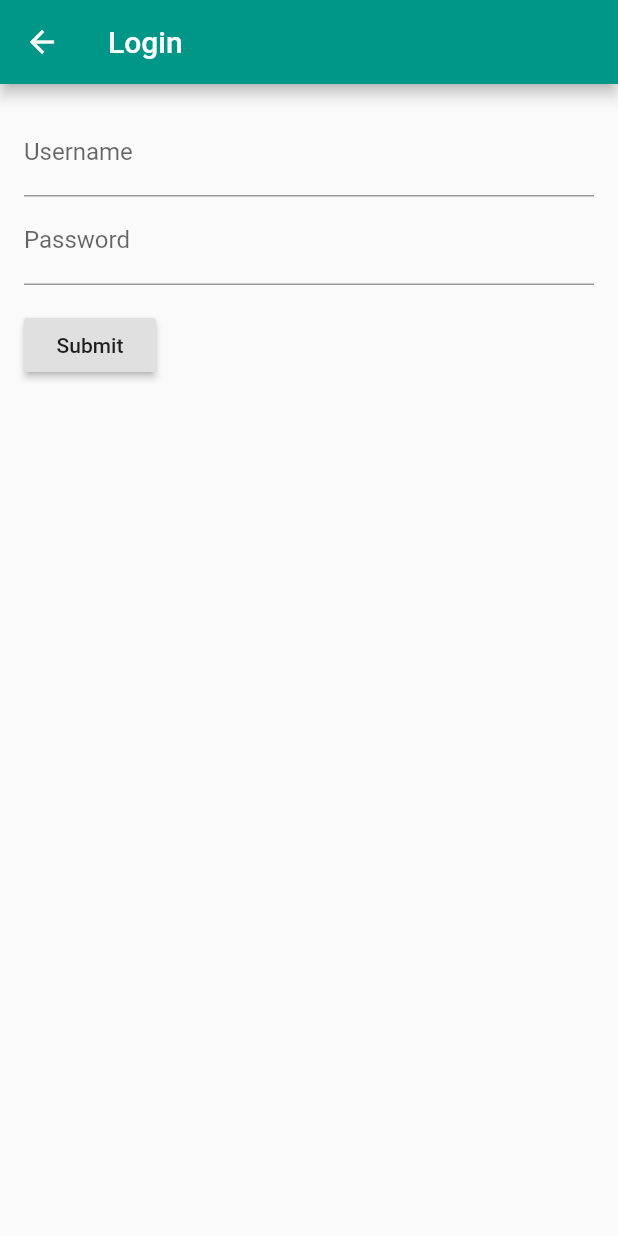
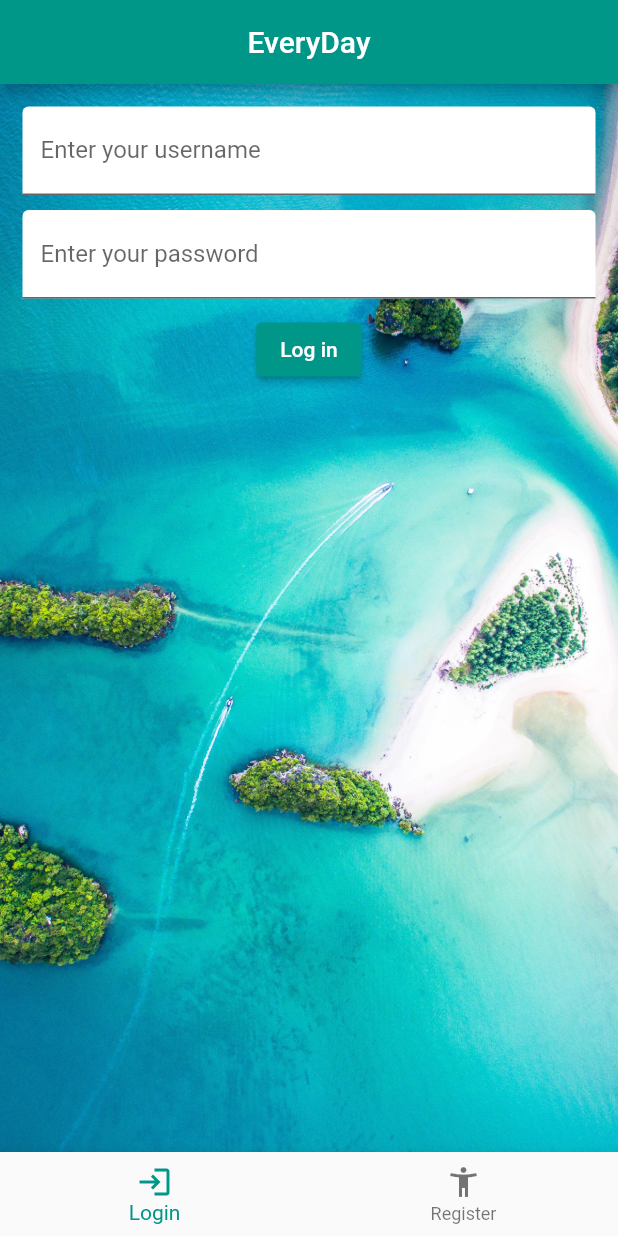
Before and after one commit to AlexBanu77/EveryDay, a Flutter app: the LoginScreen screen opened directly, on a phone screen of 412 x 824 dp. Run offline on Flutter 3.47's test engine with Material 2 defaults, Android fonts, the light colour scheme and no system bars.

Commit message:
ADD: Late night log in fix

```diff
--- a/project/lib/main.dart
+++ b/project/lib/main.dart
@@ -1,6 +1,7 @@
 import 'package:flutter/material.dart';
 import 'package:hello_world/shared/bmi_screen.dart';
 import 'package:hello_world/shared/intro_screen.dart';
+import 'package:hello_world/shared/login_screen.dart';
 
 void main() {
   runApp(const GlobeApp());
@@ -14,10 +15,11 @@ class GlobeApp extends StatelessWidget {
     return MaterialApp(
         theme: ThemeData(primarySwatch: Colors.teal),
         routes: {
+          '/login': (context) => const LoginScreen(),
           '/': (context) => const IntroScreen(),
           '/bmi': (context) => const BmiScreen(),
         },
-        initialRoute: '/',
+        initialRoute: '/login',
         // home: IntroScreen()
     );
   }
--- /dev/null
+++ b/project/lib/shared/login_menu_button.dart
@@ -0,0 +1,29 @@
+import 'package:flutter/material.dart';
+
+class LoginMenuBottom extends StatelessWidget {
+  const LoginMenuBottom({Key? key}) : super(key: key);
+
+  @override
+  Widget build(BuildContext context) {
+    return BottomNavigationBar(
+      onTap: (int index) {
+        switch (index) {
+          case 0:
+            Navigator.pushNamed(context, '/login');
+            break;
+          case 1:
+            Navigator.pushNamed(context, '/register');
+            break;
+        }
+      },
+      items: [
+        BottomNavigationBarItem(
+            icon: Icon(Icons.login),
+            label: 'Login'),
+        BottomNavigationBarItem(
+            icon: Icon(Icons.accessibility_new_sharp),
+            label: 'Register')
+      ],
+    );
+  }
+}
--- a/project/lib/shared/login_screen.dart
+++ b/project/lib/shared/login_screen.dart
@@ -1,62 +1,95 @@
+import 'dart:convert';
+
 import 'package:flutter/material.dart';
+import 'package:hello_world/shared/menu_bottom.dart';
+import 'package:hello_world/shared/menu_drawer.dart';
+import 'package:http/http.dart' as http;
+import 'login_menu_button.dart';
+
+
+var client = http.Client();
+
+Future<bool> checkPass() async {
+  var response = await client.get(
+    'http://192.168.172.24:5001/events/');
+  return true;
+}
 
 class LoginScreen extends StatefulWidget {
+  const LoginScreen({super.key});
+
   @override
-  _LoginScreenState createState() => _LoginScreenState();
+  State<LoginScreen> createState() => _MyCustomFormState();
 }
 
-class _LoginScreenState extends State<LoginScreen> {
-  final _formKey = GlobalKey<FormState>();
-  String _username;
-  String _password;
+class _MyCustomFormState extends State<LoginScreen> {
+  // Create a text controller. Later, use it to retrieve the
+  // current value of the TextField.
+  final userController = TextEditingController();
+  final passwordController = TextEditingController();
+
+  @override
+  void initState() {
+    super.initState();
+  }
+
+  @override
+  void dispose() {
+    // Clean up the controller when the widget is removed from the
+    // widget tree.
+    userController.dispose();
+    passwordController.dispose();
+    client.close();
+    super.dispose();
+  }
 
   @override
   Widget build(BuildContext context) {
     return Scaffold(
-      appBar: AppBar(
-        title: Text('Login'),
-      ),
-      body: Padding(
-        padding: EdgeInsets.all(16.0),
-        child: Form(
-          key: _formKey,
-          child: Column(
-            crossAxisAlignment: CrossAxisAlignment.start,
-            children: <Widget>[
-              TextFormField(
-                decoration: InputDecoration(labelText: 'Username'),
-                validator: (value) {
-                  if (value.isEmpty) {
-                    return 'Please enter your username';
-                  }
-                  return null;
-                },
-                onSaved: (value) => _username = value,
-              ),
-              TextFormField(
-                decoration: InputDecoration(labelText: 'Password'),
-                obscureText: true,
-                validator: (value) {
-                  if (value.isEmpty) {
-                    return 'Please enter your password';
-                  }
-                  return null;
-                },
-                onSaved: (value) => _password = value,
-              ),
-              Padding(
-                padding: const EdgeInsets.symmetric(vertical: 16.0),
-                child: RaisedButton(
-                  onPressed: () {
-                    if (_formKey.currentState.validate()) {
-                      _formKey.currentState.save();
-                      // TODO: Submit credentials to server
-                    }
-                  },
-                  child: Text('Submit'),
-                ),
-              ),
-            ],
+      appBar: AppBar(title: Center(child: Text('EveryDay')), automaticallyImplyLeading: false),
+      bottomNavigationBar: LoginMenuBottom(),
+      body: Container(
+        decoration: const BoxDecoration(
+            image: DecorationImage(
+              image: AssetImage('assets/background_image.jpg'),
+              fit: BoxFit.cover,
+            )),
+        child: Center(
+          child: Container(
+              padding: EdgeInsets.all(15),
+              child: Column(
+                  children: <Widget>[
+                    TextField(
+                      controller: userController,
+                      decoration: const InputDecoration(
+                          border: UnderlineInputBorder(),
+                          labelText: 'Enter your username',
+                          fillColor: Colors.white,
+                          filled: true
+                      ),
+                      style: const TextStyle(color: Colors.black),
+                    ),
+                    const SizedBox(height: 10),
+                    TextField(
+                      controller: passwordController,
+                      decoration: InputDecoration(
+                          border: UnderlineInputBorder(),
+                          labelText: 'Enter your password',
+                          fillColor: Colors.white,
+                          filled: true
+                      ),
+                      style: TextStyle(color: Colors.black),
+                    ),
+                    const SizedBox(height: 10),
+                    ElevatedButton(
+                      onPressed: () {
+                        // Respond to button press
+                        checkPass();
+                      },
+                      child: Text('Log in'),
+                    )
+                  ]
+              )
           ),
         ),
       ),
--- a/project/pubspec.yaml
+++ b/project/pubspec.yaml
@@ -32,7 +32,7 @@ dependencies:
   flutter:
     sdk: flutter
 
-
+  http: ^0.12.0+2
   # The following adds the Cupertino Icons font to your application.
   # Use with the CupertinoIcons class for iOS style icons.
   cupertino_icons: ^1.0.2
```
